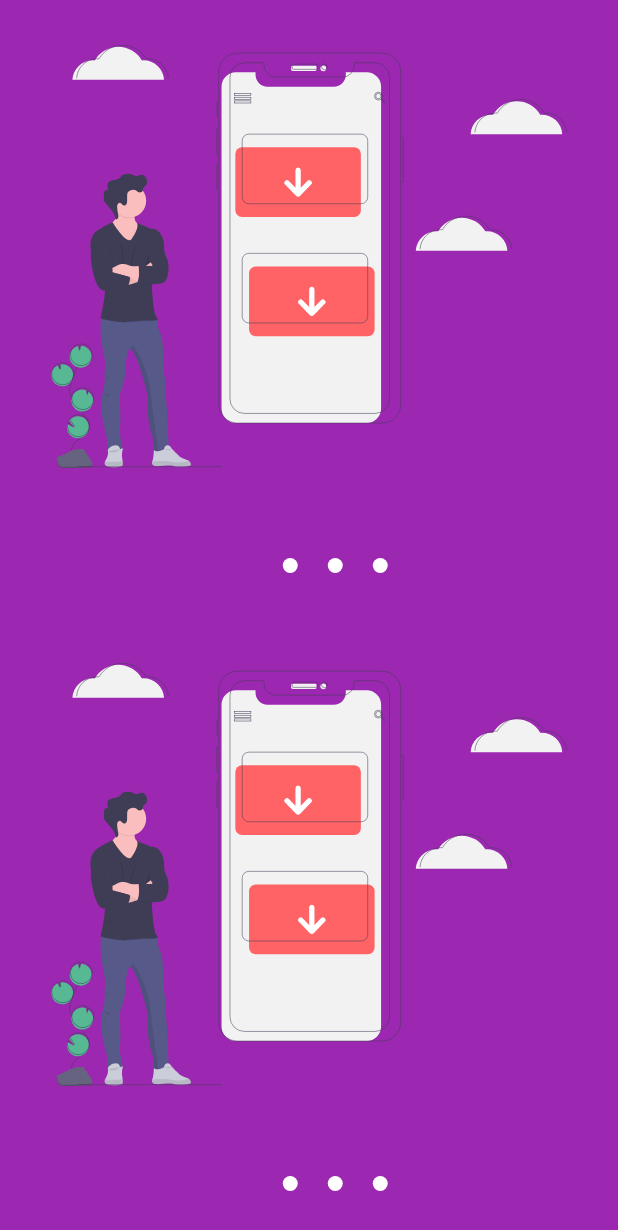
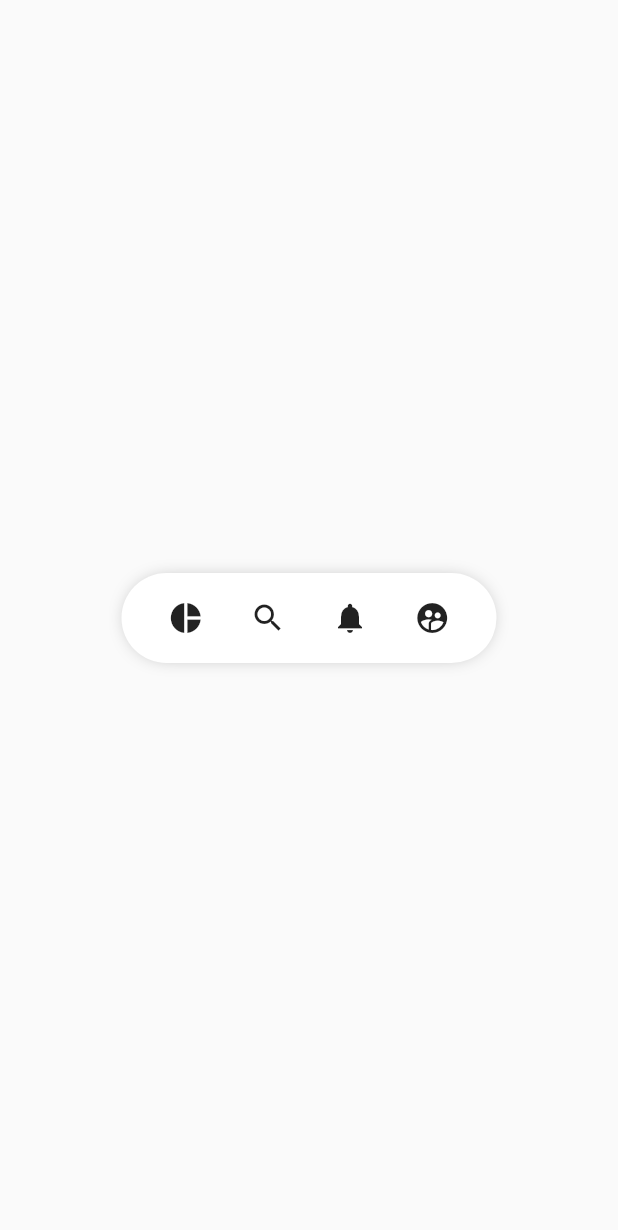
Before and after one commit to AndreiSzA1999/Learning-Flutter-Design, a Flutter app: the screen it shows after launch, on a phone screen of 412 x 824 dp. Shown: the top 1230 px of the screen. Run offline on Flutter 3.47's test engine with Material 2 defaults, Android fonts, the phone set to English and light mode, and no system bars; our stand-ins replace flutter_svg.

Commit message:
Undone Pinterest Menu Design

```diff
--- a/lib/main.dart
+++ b/lib/main.dart
@@ -1,5 +1,5 @@
 import 'package:flutter/material.dart';
-import 'package:flutter_vscode/pages/slideshow_page.dart';
+import 'package:flutter_vscode/pages/pinterest_page.dart';
 
 void main() {
   runApp(MyApp());
@@ -11,7 +11,7 @@ class MyApp extends StatelessWidget {
     return MaterialApp(
       debugShowCheckedModeBanner: false,
       title: 'Diseño App',
-      home: SLideshowPage(),
+      home: PinterestPage(),
     );
   }
 }
--- /dev/null
+++ b/lib/widgets/pinterest_menu.dart
@@ -0,0 +1,82 @@
+import 'package:flutter/material.dart';
+
+class PinterestButton {
+  final Function onPressed;
+  final IconData icon;
+
+  PinterestButton({@required this.onPressed, @required this.icon});
+}
+
+class PinterestMenu extends StatelessWidget {
+  final List<PinterestButton> items = [
+    PinterestButton(
+        icon: Icons.pie_chart,
+        onPressed: () {
+          print("Icon pie_chart");
+        }),
+    PinterestButton(
+        icon: Icons.search,
+        onPressed: () {
+          print("Icon search");
+        }),
+    PinterestButton(
+        icon: Icons.notifications,
+        onPressed: () {
+          print("Icon notifications");
+        }),
+    PinterestButton(
+        icon: Icons.supervised_user_circle,
+        onPressed: () {
+          print("supervised_user_circle");
+        }),
+  ];
+
+  @override
+  Widget build(BuildContext context) {
+    return Center(
+      child: GestureDetector(
+        child: Container(
+          child: _MenuItems(items),
+          width: 250,
+          height: 60,
+          decoration: BoxDecoration(
+              color: Colors.white,
+              borderRadius: BorderRadius.all(
+                Radius.circular(100),
+              ),
+              boxShadow: <BoxShadow>[
+                BoxShadow(
+                    color: Colors.black38, blurRadius: 10, spreadRadius: -5)
+              ]),
+        ),
+      ),
+    );
+  }
+}
+
+class _MenuItems extends StatelessWidget {
+  final List<PinterestButton> menuItems;
+
+  _MenuItems(this.menuItems);
+
+  @override
+  Widget build(BuildContext context) {
+    return Row(
+        mainAxisAlignment: MainAxisAlignment.spaceEvenly,
+        children: List.generate(
+            menuItems.length, (i) => _PinterestMenuButton(i, menuItems[i])));
+  }
+}
+
+class _PinterestMenuButton extends StatelessWidget {
+  final int index;
+  final PinterestButton item;
+
+  _PinterestMenuButton(this.index, this.item);
+
+  @override
+  Widget build(BuildContext context) {
+    return GestureDetector(
+        onTap: item.onPressed, child: Container(child: Icon(item.icon)));
+  }
+}
--- a/lib/widgets/slideshow.dart
+++ b/lib/widgets/slideshow.dart
@@ -1,5 +1,4 @@
 import 'package:flutter/material.dart';
-import 'package:flutter_vscode/models/sliders_model.dart';
 import 'package:provider/provider.dart';
 
 /*------------------------- WIDGET COMPLETO ------------------------- */
--- a/pubspec.yaml
+++ b/pubspec.yaml
@@ -30,6 +30,7 @@ dependencies:
   cupertino_icons: ^1.0.2
   flutter_svg: ^0.21.0+1
   provider: ^5.0.0
+  flutter_staggered_grid_view: ^0.3.4
 
 
 
```
Also changed, not shown: lib/pages/pinterest_page.dart (added, +51 -0 lines), pubspec.lock.
